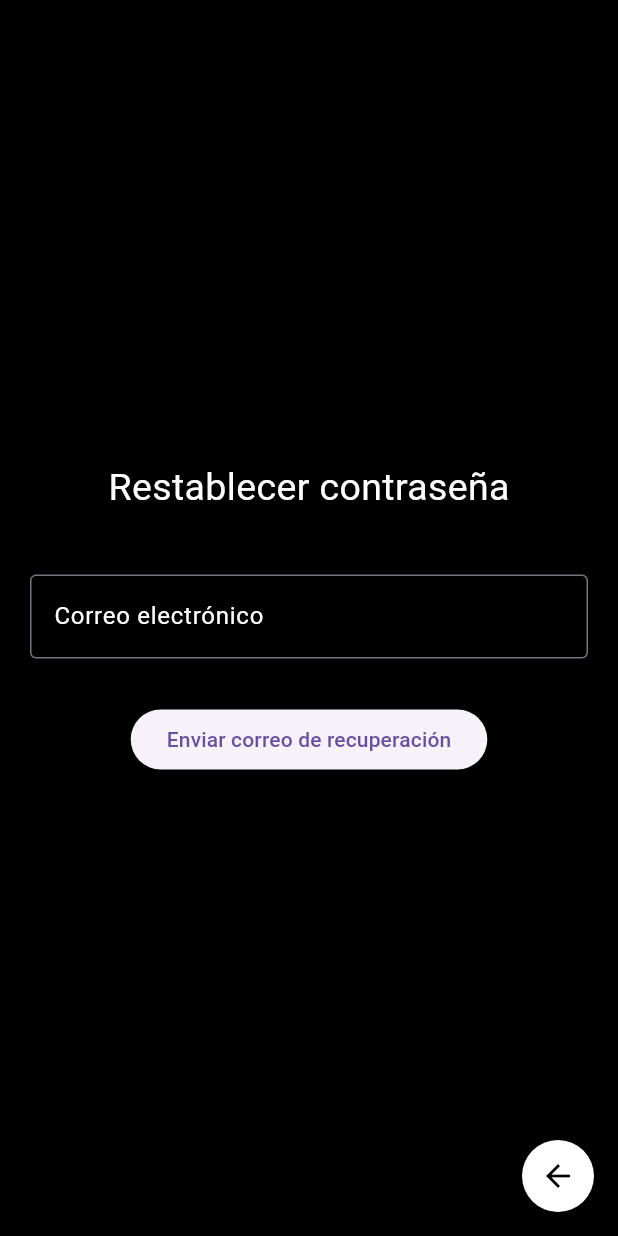
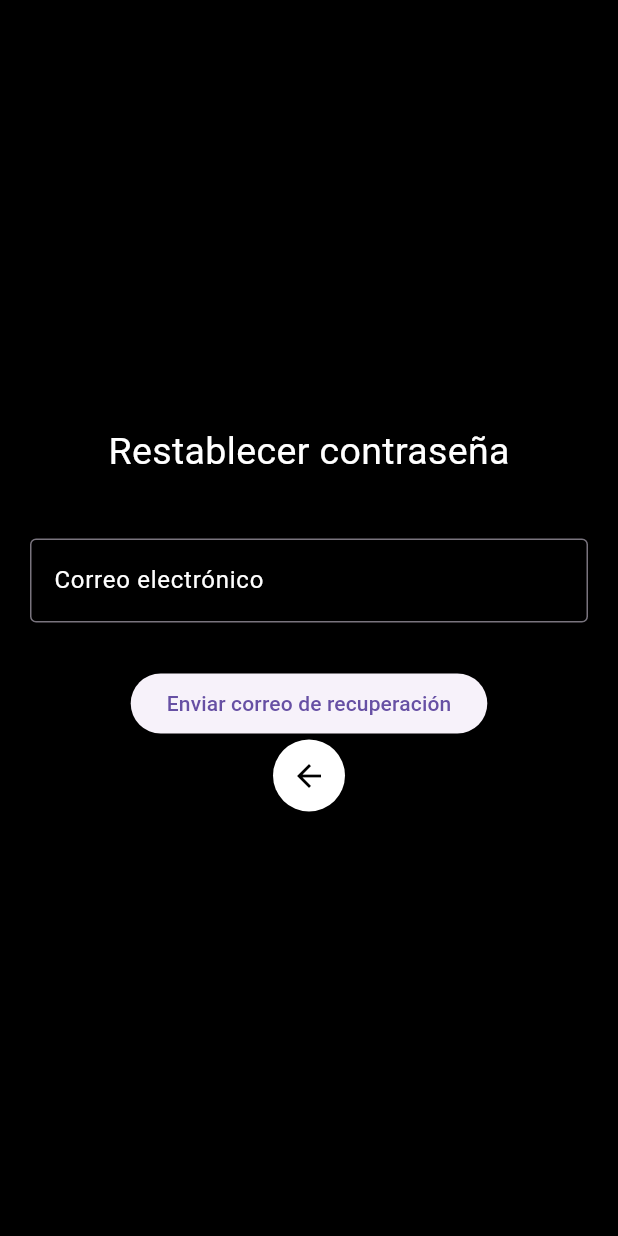
Before and after one commit to nitoxxic/e-garage-proveedor, a Flutter app: the PasswordResetPage screen opened directly, on a phone screen of 412 x 824 dp. Run offline on Flutter 3.47's test engine with Material 3 defaults, Android fonts, the phone set to English and light mode, and no system bars; our stand-ins replace bloc, cloud_firestore, equatable, firebase_auth, firebase_core, firebase_messaging and 9 more; accounts and stored records are empty.

Commit message:
Recuperacion de contraseña con ruteo

```diff
--- a/lib/core/router/app_router.dart
+++ b/lib/core/router/app_router.dart
@@ -3,6 +3,7 @@ import 'package:e_garage_proveedor/Test/IngresarVehiculo_Test.dart';
 import 'package:e_garage_proveedor/Test/RegistrarPagoEfectivo.dart';
 import 'package:e_garage_proveedor/core/Entities/Garage.dart';
 import 'package:e_garage_proveedor/screens/comentariosGarage.dart';
+import 'package:e_garage_proveedor/screens/recuperacionPassword.dart';
 import 'package:e_garage_proveedor/widgetsPersonalizados/detalleGarage.dart';
 import 'package:go_router/go_router.dart';
 import 'package:e_garage_proveedor/screens/EditarDatosAdmin.dart';
@@ -84,8 +85,8 @@ final GoRouter appRouter = GoRouter(
     ),
     GoRoute(
       path: '/recuperarContrasenia',
-      builder: (context, state) => const AdminHomePage(),
-      name: 'recuperarContrasenia',
+      builder: (context, state) => PasswordResetPage(),
+      name: 'PasswordResetPage',
     ),
   ],
 );
--- a/lib/screens/PantallaLogin.dart
+++ b/lib/screens/PantallaLogin.dart
@@ -48,7 +48,7 @@ class LoginScreen extends ConsumerWidget {
                   ),
                 ),
                 onTap: () {
-                  //context.push(location);
+                  context.goNamed('PasswordResetPage');
                 },
               ),
               const SizedBox(height: 50),
--- a/lib/screens/recuperacionPassword.dart
+++ b/lib/screens/recuperacionPassword.dart
@@ -95,7 +95,7 @@ class _PasswordResetPageState extends State<PasswordResetPage> {
             TextField(
               style: const TextStyle(color: Colors.white),
               controller: _emailController,
-              decoration: InputDecoration(
+              decoration: const InputDecoration(
                 labelStyle: TextStyle(color: Colors.white),
                 labelText: "Correo electrónico",
                 border: OutlineInputBorder(),
@@ -107,13 +107,30 @@ class _PasswordResetPageState extends State<PasswordResetPage> {
               onPressed: _resetPassword,
               child: const Text("Enviar correo de recuperación"),
             ),
+            Positioned(
+                bottom: 20,
+                left: 20,
+                child: Container(
+                  decoration: const BoxDecoration(
+                    color: Colors.white,
+                    shape: BoxShape.circle,
+                    boxShadow: [
+                      BoxShadow(
+                        color: Colors.black26,
+                        blurRadius: 4,
+                        offset: Offset(0, 2),
+                      ),
+                    ],
+                  ),
+                  child: IconButton(
+                    icon: const Icon(Icons.arrow_back, color: Colors.black),
+                    onPressed: () {
+                      context.push('/login');
+                    },
+                  ),
+                )),
           ],
         ),
-      ),
-      floatingActionButton: BackButtonWidget(
-        onPressed: () {
-          context.push('SelectionScreen');
-        },
       ),
     );
   }
```
